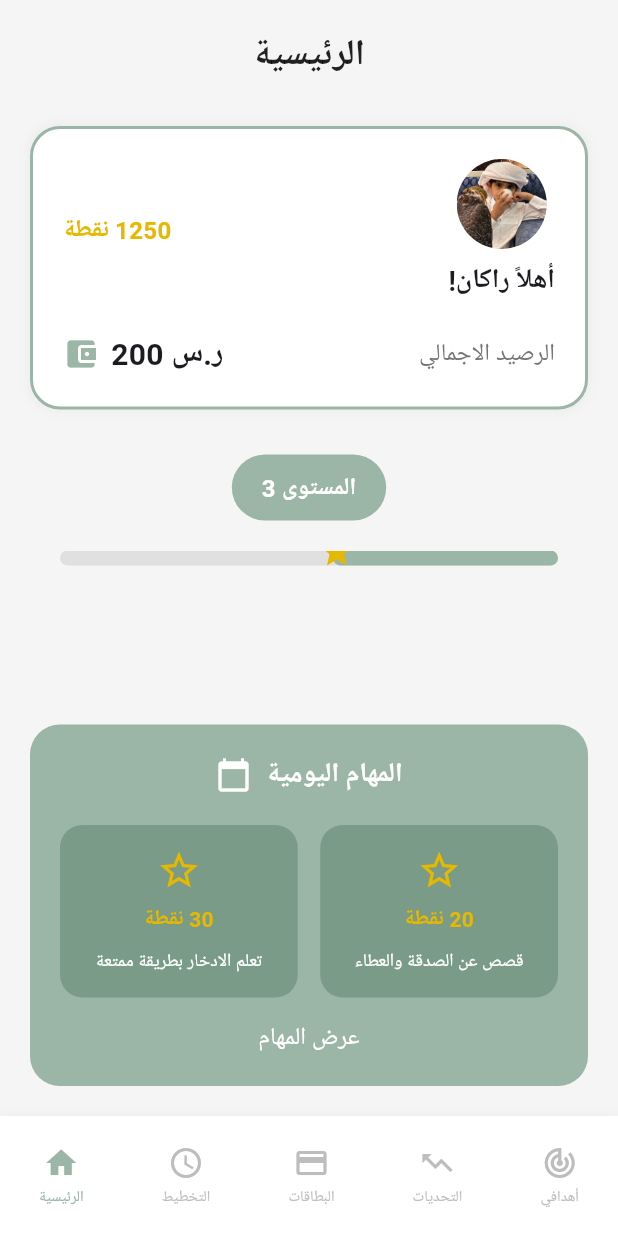
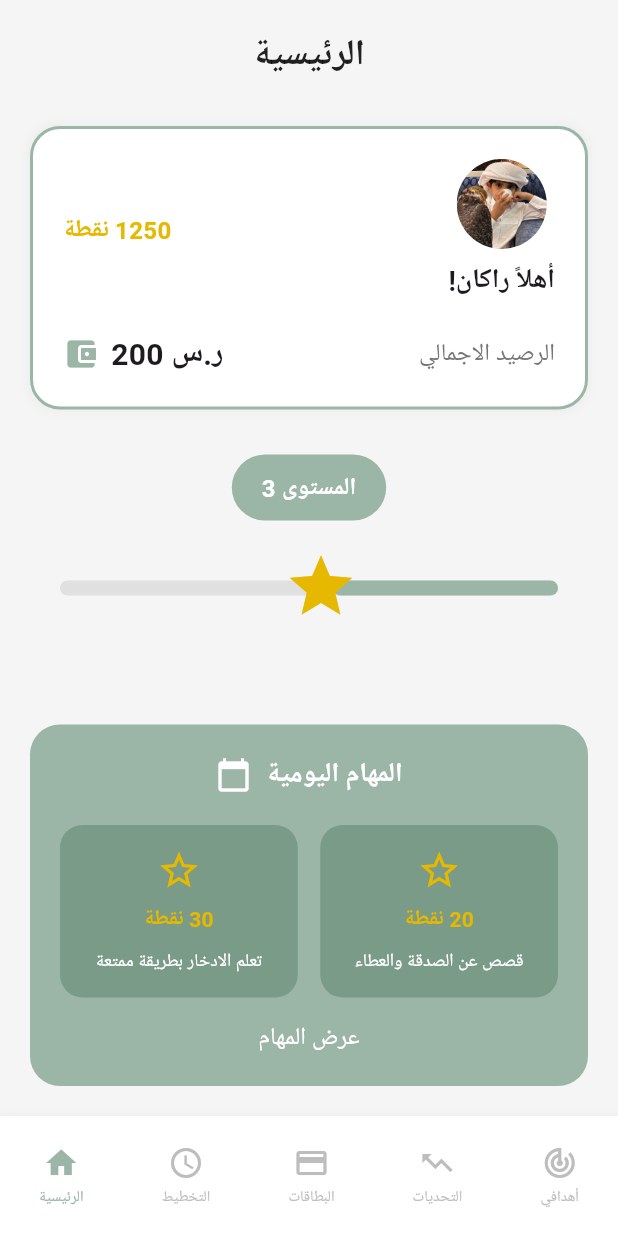
Before and after one commit to sumeeh/AmdHackathon-KiddyPay, a Flutter app: the MainPage screen opened by its route, on a phone screen of 412 x 824 dp. Run offline on Flutter 3.47's test engine with Material 3 defaults, Android fonts, the phone set to English and light mode, and no system bars; our stand-ins replace google_fonts; Roboto replaces fonts that are missing (Tajawal).

Commit message:
edit images

```diff
--- a/lib/main_page.dart
+++ b/lib/main_page.dart
@@ -29,7 +29,6 @@ class _MainPageState extends State<MainPage> with TickerProviderStateMixin {
   void _startPopupSequence() {
     // Start fireworks animation
     _fireworksController.repeat();
-
 
     // Hide welcome popup after 5 seconds
     Timer(Duration(seconds: 5), () {
@@ -171,12 +170,14 @@ class _MainPageState extends State<MainPage> with TickerProviderStateMixin {
                   ),
                 ),
 
-                SizedBox(height: 20),
+                SizedBox(height: 40),
 
+                // Progress bar with star
                // Progress bar with star
 Container(
   margin: EdgeInsets.symmetric(horizontal: 40),
   child: Stack(
+    clipBehavior: Clip.none, // This allows the star to be visible outside the container bounds
     children: [
       Container(
         height: 10,
@@ -194,12 +195,12 @@ class _MainPageState extends State<MainPage> with TickerProviderStateMixin {
         ),
       ),
       Positioned(
-                        right: 135,
-                        top: -12,
+        right: 133,
+        top: -21,
         child: Icon(
           Icons.star,
           color: Color(0xFFE6B800),
-                          size: 25,
+          size: 50,
         ),
       ),
     ],
--- a/lib/parent_main_page.dart
+++ b/lib/parent_main_page.dart
@@ -424,7 +424,6 @@ class _ParentMainPageState extends State<ParentMainPage> {
 
             SizedBox(height: 30),
 
-            // Transaction Details - Use Expanded instead of SingleChildScrollView
             Expanded(
               child: Padding(
                 padding: EdgeInsets.symmetric(horizontal: 20),
```
Also changed, not shown: flutter_02.png (added), flutter_03.png (added), flutter_04.png (added), flutter_05.png (added). Lines whose indentation alone changed are shown as unchanged.
